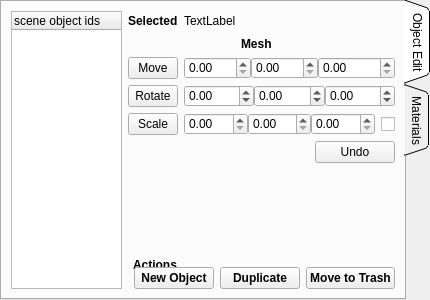
Qt form bin/pymodules/objectedit/editobject.ui (realXtend/tundra) before a commit.
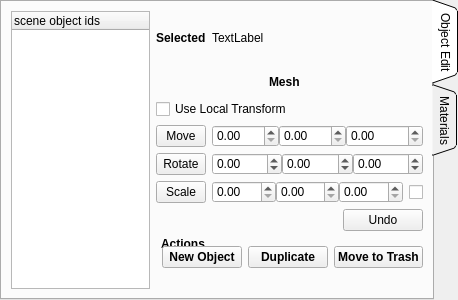
The same form after that commit.

Commit message:
Add a checkbox for local transforms.
Doesn't do anything yet :)

```diff
--- a/bin/pymodules/objectedit/editobject.ui
+++ b/bin/pymodules/objectedit/editobject.ui
@@ -6,7 +6,7 @@
    <rect>
     <x>0</x>
     <y>0</y>
-    <width>430</width>
+    <width>458</width>
     <height>300</height>
    </rect>
   </property>
@@ -190,6 +190,13 @@
              </item>
             </layout>
            </item>
+           <item>
+            <widget class="QCheckBox" name="useLocalTransform">
+             <property name="text">
+              <string>Use Local Transform</string>
+             </property>
+            </widget>
+           </item>
            <item>
             <layout class="QHBoxLayout" name="horizontalLayout_3">
              <item>
@@ -410,19 +417,6 @@
              </item>
             </layout>
            </item>
-           <item>
-            <spacer name="verticalSpacer">
-             <property name="orientation">
-              <enum>Qt::Vertical</enum>
-             </property>
-             <property name="sizeHint" stdset="0">
-              <size>
-               <width>20</width>
-               <height>40</height>
-              </size>
-             </property>
-            </spacer>
-           </item>
            <item>
             <layout class="QHBoxLayout" name="horizontalLayout_13">
              <property name="bottomMargin">
```
